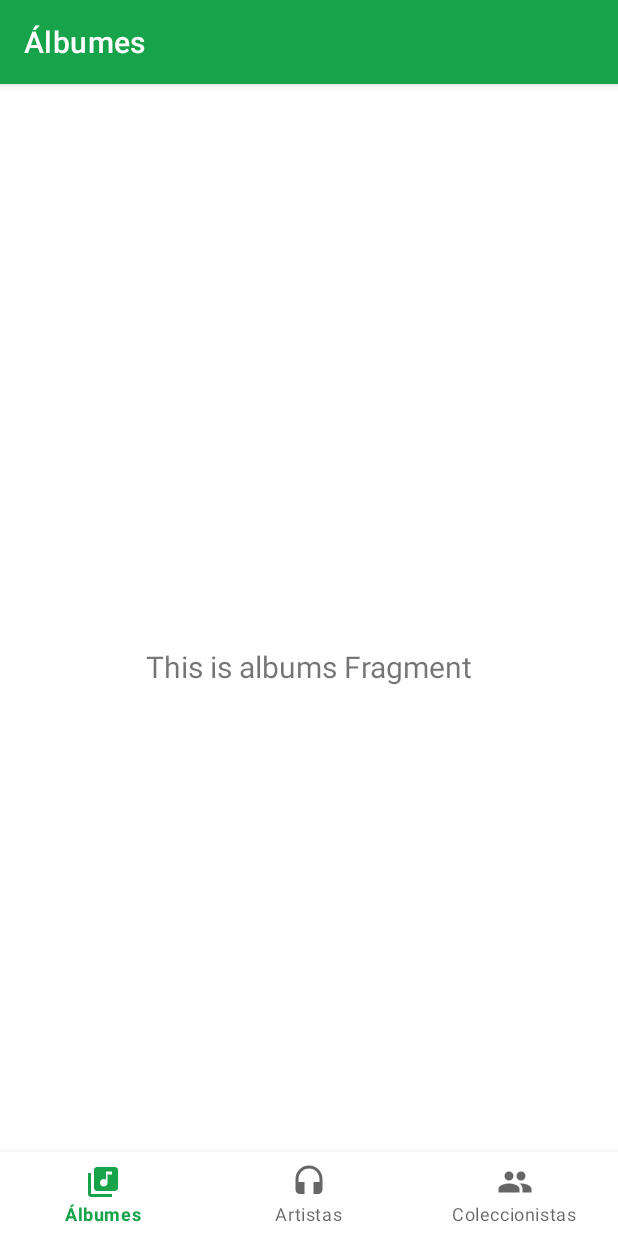
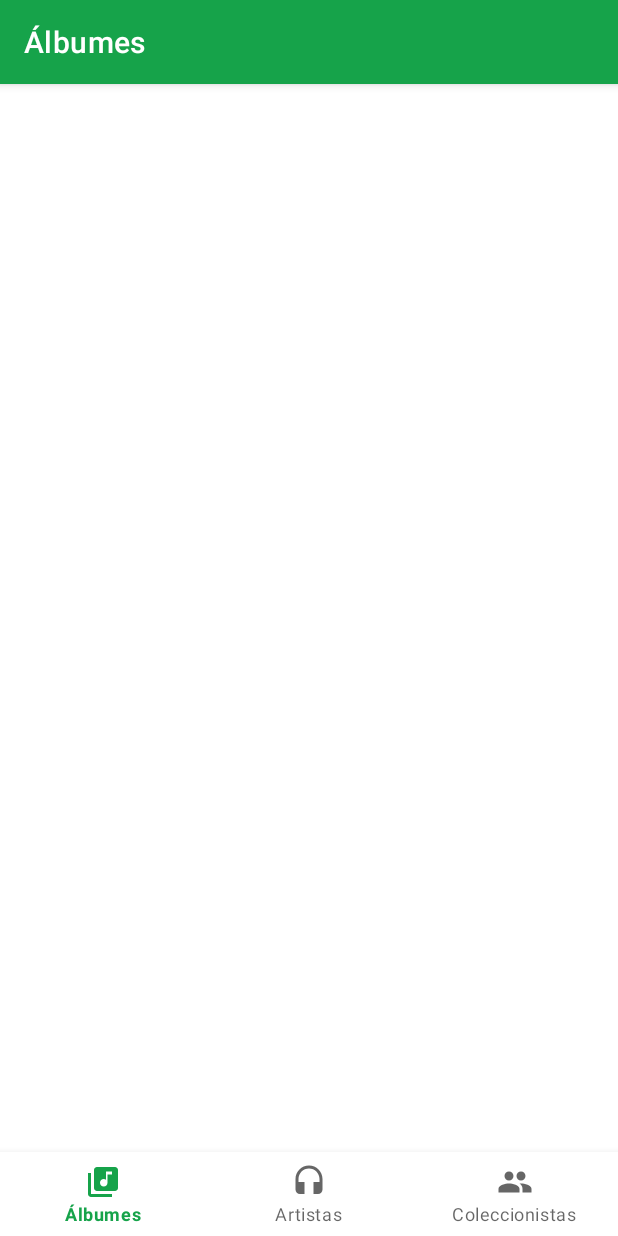
Before and after one commit to dctafur/MISW4203-202312-Vinilos, an Android app: the screen it shows after launch (MainActivity), on a phone screen of 412 x 824 dp. Run offline under Robolectric (Android 15) with nearby library versions, the phone set to English and light mode, and no system bars; our stand-ins replace navigation-ui; pictures from the network do not load.

Commit message:
feat: albums list activity

```diff
--- /dev/null
+++ b/app/src/main/java/com/vinyls/albums/AlbumsRepository.kt
@@ -0,0 +1,8 @@
+package com.vinyls.albums
+
+class AlbumsRepository {
+
+    fun getAlbums(): List<Album> {
+        return arrayListOf()
+    }
+}
--- a/app/src/main/java/com/vinyls/albums/AlbumsViewModel.kt
+++ /dev/null
@@ -1,13 +0,0 @@
-package com.vinyls.albums
-
-import androidx.lifecycle.LiveData
-import androidx.lifecycle.MutableLiveData
-import androidx.lifecycle.ViewModel
-
-class AlbumsViewModel : ViewModel() {
-
-    private val _text = MutableLiveData<String>().apply {
-        value = "This is albums Fragment"
-    }
-    val text: LiveData<String> = _text
-}
--- a/app/src/main/java/com/vinyls/albums/AlbumsFragment.kt
+++ b/app/src/main/java/com/vinyls/albums/list/AlbumsListFragment.kt
@@ -1,18 +1,18 @@
-package com.vinyls.albums
+package com.vinyls.albums.list
 
 import android.os.Bundle
 import android.view.LayoutInflater
 import android.view.View
 import android.view.ViewGroup
-import android.widget.TextView
 import androidx.fragment.app.Fragment
 import androidx.lifecycle.ViewModelProvider
+import androidx.recyclerview.widget.RecyclerView
 
-import com.vinyls.databinding.FragmentAlbumsBinding
+import com.vinyls.databinding.FragmentAlbumsListBinding
 
-class AlbumsFragment : Fragment() {
+class AlbumsListFragment : Fragment() {
 
-    private var _binding: FragmentAlbumsBinding? = null
+    private var _binding: FragmentAlbumsListBinding? = null
     private val binding get() = _binding!!
 
     override fun onCreateView(
@@ -22,12 +22,12 @@ class AlbumsFragment : Fragment() {
     ): View {
         val albumsViewModel = ViewModelProvider(this)[AlbumsViewModel::class.java]
 
-        _binding = FragmentAlbumsBinding.inflate(inflater, container, false)
+        _binding = FragmentAlbumsListBinding.inflate(inflater, container, false)
         val root: View = binding.root
 
-        val textView: TextView = binding.textAlbums
-        albumsViewModel.text.observe(viewLifecycleOwner) {
-            textView.text = it
+        val albumsList: RecyclerView = binding.albumsList
+        albumsViewModel.albums.observe(viewLifecycleOwner) {
+            albumsList.adapter = AlbumsListAdapter(it)
         }
 
         return root
--- /dev/null
+++ b/app/src/main/java/com/vinyls/albums/list/AlbumsListViewModel.kt
@@ -0,0 +1,41 @@
+package com.vinyls.albums.list
+
+import androidx.lifecycle.LiveData
+import androidx.lifecycle.MutableLiveData
+import androidx.lifecycle.ViewModel
+import androidx.lifecycle.viewModelScope
+import kotlinx.coroutines.launch
+import java.lang.Exception
+
+import com.vinyls.albums.Album
+import com.vinyls.albums.AlbumsRepository
+
+enum class AlbumsStatus { LOADING, ERROR, DONE }
+
+class AlbumsViewModel : ViewModel() {
+
+    private val _albumsRepository = AlbumsRepository()
+
+    private val _status = MutableLiveData<AlbumsStatus>()
+    val status: LiveData<AlbumsStatus> = _status
+
+    private val _albums = MutableLiveData<List<Album>>()
+    val albums: LiveData<List<Album>> = _albums
+
+    init {
+        getAlbums()
+    }
+
+    private fun getAlbums() {
+        viewModelScope.launch {
+            _status.value = AlbumsStatus.LOADING
+            try {
+                _albums.value = _albumsRepository.getAlbums()
+                _status.value = AlbumsStatus.DONE
+            } catch (e: Exception) {
+                _albums.value = listOf()
+                _status.value = AlbumsStatus.ERROR
+            }
+        }
+    }
+}
--- a/app/src/main/res/layout/fragment_albums.xml
+++ /dev/null
@@ -1,23 +0,0 @@
-<?xml version="1.0" encoding="utf-8"?>
-<androidx.constraintlayout.widget.ConstraintLayout xmlns:android="http://schemas.android.com/apk/res/android"
-    xmlns:app="http://schemas.android.com/apk/res-auto"
-    xmlns:tools="http://schemas.android.com/tools"
-    android:layout_width="match_parent"
-    android:layout_height="match_parent"
-    tools:context=".albums.AlbumsFragment">
-
-    <TextView
-        android:id="@+id/text_albums"
-        android:layout_width="match_parent"
-        android:layout_height="wrap_content"
-        android:layout_marginStart="8dp"
-        android:layout_marginTop="8dp"
-        android:layout_marginEnd="8dp"
-        android:textAlignment="center"
-        android:textSize="20sp"
-        app:layout_constraintBottom_toBottomOf="parent"
-        app:layout_constraintEnd_toEndOf="parent"
-        app:layout_constraintStart_toStartOf="parent"
-        app:layout_constraintTop_toTopOf="parent" />
-
-</androidx.constraintlayout.widget.ConstraintLayout>
--- /dev/null
+++ b/app/src/main/res/layout/fragment_albums_list.xml
@@ -0,0 +1,17 @@
+<?xml version="1.0" encoding="utf-8"?>
+<androidx.constraintlayout.widget.ConstraintLayout xmlns:android="http://schemas.android.com/apk/res/android"
+    xmlns:app="http://schemas.android.com/apk/res-auto"
+    xmlns:tools="http://schemas.android.com/tools"
+    android:layout_width="match_parent"
+    android:layout_height="match_parent"
+    tools:context=".albums.list.AlbumsListFragment">
+
+    <androidx.recyclerview.widget.RecyclerView
+        android:id="@+id/albums_list"
+        android:layout_width="match_parent"
+        android:layout_height="match_parent"
+        android:padding="6dp"
+        app:layoutManager="androidx.recyclerview.widget.GridLayoutManager"
+        app:spanCount="2" />
+
+</androidx.constraintlayout.widget.ConstraintLayout>
--- a/app/src/main/res/navigation/mobile_navigation.xml
+++ b/app/src/main/res/navigation/mobile_navigation.xml
@@ -7,9 +7,9 @@
 
     <fragment
         android:id="@+id/navigation_albums"
-        android:name="com.vinyls.albums.AlbumsFragment"
+        android:name="com.vinyls.albums.list.AlbumsListFragment"
         android:label="@string/title_albums"
-        tools:layout="@layout/fragment_albums" />
+        tools:layout="@layout/fragment_albums_list" />
 
     <fragment
         android:id="@+id/navigation_performers"
```
Also changed, not shown: app/src/main/java/com/vinyls/albums/AlbumModel.kt (added, +10 -0 lines), app/src/main/java/com/vinyls/albums/list/AlbumsListAdapter.kt (added, +49 -0 lines), app/src/main/res/layout/fragment_album_item.xml (added, +30 -0 lines).
